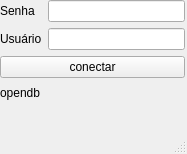
Old version of the form janelalogin.ui in the repository exiele/MIM.
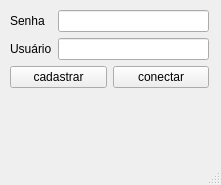
New version of the form.

```diff
--- a/janelalogin.ui
+++ b/janelalogin.ui
@@ -6,8 +6,8 @@
    <rect>
     <x>0</x>
     <y>0</y>
-    <width>187</width>
-    <height>154</height>
+    <width>221</width>
+    <height>185</height>
    </rect>
   </property>
   <property name="windowTitle">
@@ -17,19 +17,19 @@
    <widget class="QWidget" name="">
     <property name="geometry">
      <rect>
-      <x>0</x>
-      <y>0</y>
-      <width>185</width>
-      <height>102</height>
+      <x>10</x>
+      <y>10</y>
+      <width>199</width>
+      <height>144</height>
      </rect>
     </property>
     <layout class="QVBoxLayout" name="verticalLayout_4">
      <item>
       <layout class="QVBoxLayout" name="verticalLayout_3">
        <item>
-        <layout class="QHBoxLayout" name="horizontalLayout">
+        <layout class="QHBoxLayout" name="horizontalLayout_2">
          <item>
-          <layout class="QVBoxLayout" name="verticalLayout">
+          <layout class="QVBoxLayout" name="verticalLayout_2">
            <item>
             <widget class="QLabel" name="label_2">
              <property name="text">
@@ -47,30 +47,45 @@
           </layout>
          </item>
          <item>
-          <layout class="QVBoxLayout" name="verticalLayout_2">
+          <layout class="QVBoxLayout" name="verticalLayout">
            <item>
-            <widget class="QLineEdit" name="lineEdit"/>
+            <widget class="QLineEdit" name="user"/>
            </item>
            <item>
-            <widget class="QLineEdit" name="lineEdit_2"/>
+            <widget class="QLineEdit" name="passwd">
+             <property name="echoMode">
+              <enum>QLineEdit::Password</enum>
+             </property>
+            </widget>
            </item>
           </layout>
          </item>
         </layout>
        </item>
        <item>
-        <widget class="QPushButton" name="pushButton">
-         <property name="text">
-          <string>conectar</string>
-         </property>
-        </widget>
+        <layout class="QHBoxLayout" name="horizontalLayout">
+         <item>
+          <widget class="QPushButton" name="botao_cadastrar">
+           <property name="text">
+            <string>cadastrar</string>
+           </property>
+          </widget>
+         </item>
+         <item>
+          <widget class="QPushButton" name="botao_conectar">
+           <property name="text">
+            <string>conectar</string>
+           </property>
+          </widget>
+         </item>
+        </layout>
        </item>
       </layout>
      </item>
      <item>
       <widget class="QLabel" name="label_dbopen">
        <property name="text">
-        <string>opendb</string>
+        <string/>
        </property>
       </widget>
      </item>
```
Left out of the diff: 12 changed lines with no effect on the pictures.
